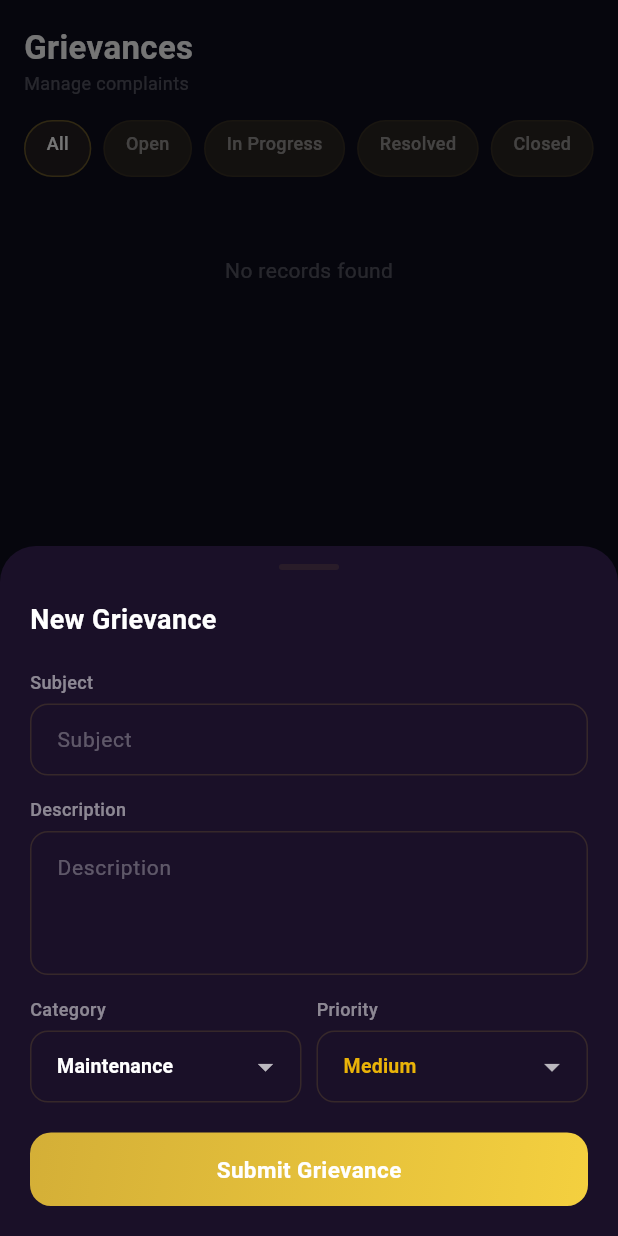
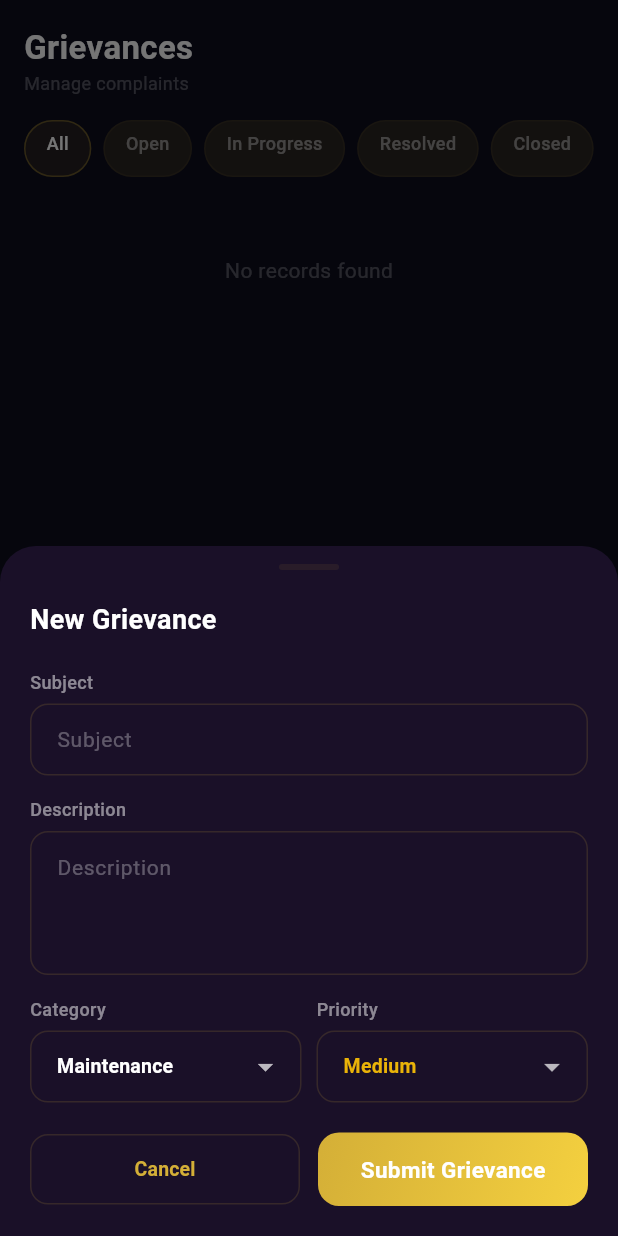
Before and after one commit to ganeshmpatil/sainath-society, a Flutter app: the _GrievancesView screen opened directly, after a tap on the "add" icon, on a phone screen of 412 x 824 dp. Run offline on Flutter 3.47's test engine with Material 3 defaults, Android fonts, the phone set to English and light mode, and no system bars; our stand-ins replace dio, equatable, file_picker, firebase_core, firebase_messaging, flutter_bloc and 5 more; accounts and stored records are empty; network calls fail.

Commit message:
Add cancel buttons to all mutation bottom sheets and residents quick action
Add explicit Cancel button alongside Submit on 8 bottom sheets: grievances,
tasks, notices, meetings, suggestions, vehicles, action items, and document
type picker. Add Residents card to dashboard quick actions grid.

Co-Authored-By: Claude Opus 4.6 <noreply@anthropic.com>

```diff
--- a/mobile/lib/features/dashboard/dashboard_screen.dart
+++ b/mobile/lib/features/dashboard/dashboard_screen.dart
@@ -203,6 +203,7 @@ class _QuickActionsGrid extends StatelessWidget {
     _QA(Icons.home_rounded, 'nav.flatDetails', '/flat-details', Color(0x303B82F6)),
     _QA(Icons.how_to_vote_rounded, 'nav.polls', '/polls', Color(0x30A855F7)),
     _QA(Icons.directions_car_rounded, 'nav.vehicles', '/vehicles', Color(0x3006B6D4)),
+    _QA(Icons.people_rounded, 'nav.residents', '/residents', Color(0x30EC4899)),
     _QA(Icons.groups_rounded, 'nav.meetings', '/meetings', Color(0x30EAB308)),
     _QA(Icons.grid_view_rounded, 'common.more', '/more', Color(0x3064748B)),
   ];
--- a/mobile/lib/features/grievances/grievances_screen.dart
+++ b/mobile/lib/features/grievances/grievances_screen.dart
@@ -223,7 +223,22 @@ class _GrievancesView extends StatelessWidget {
                       ],
                     ),
                     const SizedBox(height: 20),
-                    GradientButton(
+                    Row(
+                      children: [
+                        Expanded(
+                          child: OutlinedButton(
+                            onPressed: () => Navigator.pop(context),
+                            style: OutlinedButton.styleFrom(
+                              padding: const EdgeInsets.symmetric(vertical: 14),
+                              shape: RoundedRectangleBorder(
+                                  borderRadius: BorderRadius.circular(12)),
+                            ),
+                            child: Text(l.t('common.cancel')),
+                          ),
+                        ),
+                        const SizedBox(width: 12),
+                        Expanded(
+                          child: GradientButton(
                             label: l.t('grievances.submitGrievance'),
                             onPressed: () async {
                               if (title.isEmpty) return;
@@ -235,6 +250,9 @@ class _GrievancesView extends StatelessWidget {
                               });
                               if (ok && context.mounted) Navigator.pop(context);
                             },
+                          ),
+                        ),
+                      ],
                     ),
                   ],
                 ),
```
Also changed, not shown: mobile/lib/features/meetings/meeting_detail_screen.dart (+19 -1 lines), mobile/lib/features/meetings/meetings_screen.dart (+19 -1 lines), mobile/lib/features/member_documents/member_documents_screen.dart (+13 -1 lines), mobile/lib/features/notices/notices_screen.dart (+13 -2 lines), mobile/lib/features/suggestions/suggestions_screen.dart (+16 -5 lines), mobile/lib/features/tasks/tasks_screen.dart (+19 -1 lines), mobile/lib/features/vehicles/vehicles_screen.dart (+16 -5 lines). Lines whose indentation alone changed are shown as unchanged.
